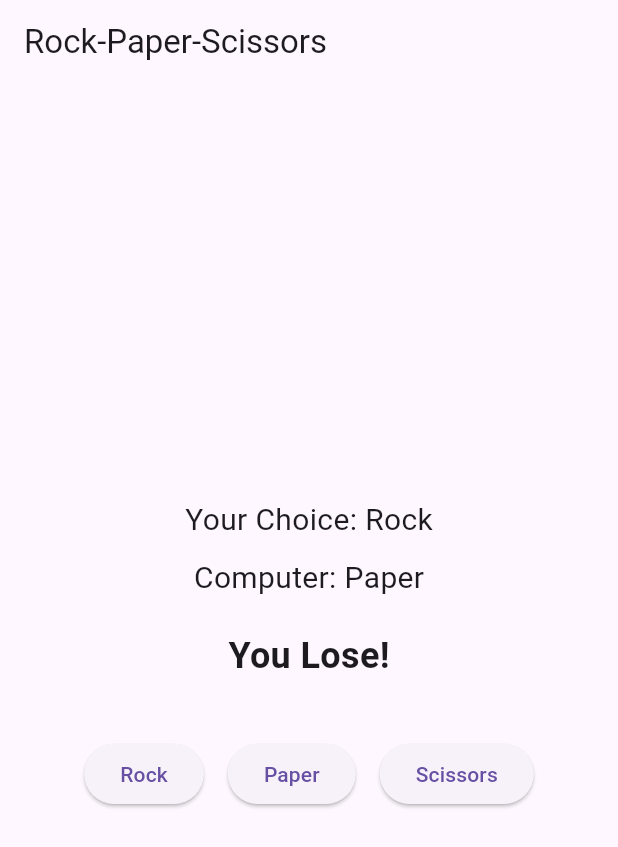
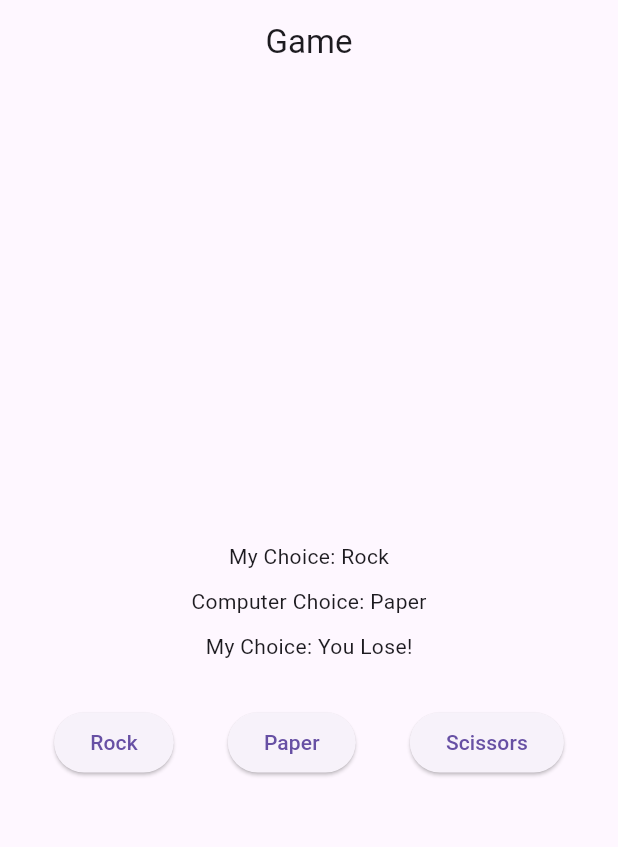
Before and after one commit to HasanJuned/testing2, a Flutter app: the screen it shows after launch, after a tap on "Rock", on a phone screen of 412 x 824 dp. Shown: the top 847 px of the screen. Run offline on Flutter 3.47's test engine with Material 3 defaults, Android fonts, the phone set to English and light mode, and no system bars; our stand-ins replace get.

Commit message:
rock-paper-scissor

```diff
--- /dev/null
+++ b/lib/game_controller.dart
@@ -0,0 +1,26 @@
+import 'dart:math';
+
+import 'package:get/get.dart';
+
+class GameController extends GetxController {
+  var choices = ['Rock', 'Paper', 'Scissors'];
+  var userChoice = ''.obs;
+  var computerChoice = ''.obs;
+  var result = ''.obs;
+
+  void playGame(String choice) {
+    userChoice.value = choice;
+    computerChoice.value = choices[Random().nextInt(3)];
+
+    if (userChoice.value == computerChoice.value) {
+      result.value = 'Draw';
+    } else if ((userChoice.value == "Rock" &&
+            computerChoice.value == "Scissors") ||
+        (userChoice.value == "Paper" && computerChoice.value == "Rock") ||
+        (userChoice.value == "Scissors" && computerChoice.value == "Paper")) {
+      result.value = "You Win!";
+    } else {
+      result.value = 'You Lose!';
+    }
+  }
+}
--- a/lib/main.dart
+++ b/lib/main.dart
@@ -1,9 +1,10 @@
-import 'dart:math';
+import 'package:flutter/cupertino.dart';
 import 'package:flutter/material.dart';
 import 'package:get/get.dart';
+import 'package:testing2/game_controller.dart';
 
 void main() {
-  runApp(const MyApp());
+  runApp(MyApp());
 }
 
 class MyApp extends StatelessWidget {
@@ -11,73 +12,69 @@ class MyApp extends StatelessWidget {
 
   @override
   Widget build(BuildContext context) {
-    return GetMaterialApp(
+    return MaterialApp(
       debugShowCheckedModeBanner: false,
-      home: RockPaperScissorsGame(),
+      home: HomeScreen(),
     );
   }
 }
 
-class GameController extends GetxController {
-  var choices = ["Rock", "Paper", "Scissors"];
-  var userChoice = "".obs;
-  var computerChoice = "".obs;
-  var result = "".obs;
+class HomeScreen extends StatefulWidget {
+  const HomeScreen({super.key});
 
-  void playGame(String choice) {
-    userChoice.value = choice;
-    computerChoice.value = choices[Random().nextInt(3)];
-
-    if (userChoice.value == computerChoice.value) {
-      result.value = "It's a Draw!";
-    } else if (
-    (userChoice.value == "Rock" && computerChoice.value == "Scissors") ||
-        (userChoice.value == "Paper" && computerChoice.value == "Rock") ||
-        (userChoice.value == "Scissors" && computerChoice.value == "Paper")) {
-      result.value = "You Win!";
-    } else {
-      result.value = "You Lose!";
-    }
-  }
+  @override
+  State<HomeScreen> createState() => _HomeScreenState();
 }
 
-class RockPaperScissorsGame extends StatelessWidget {
-  final GameController controller = Get.put(GameController());
-
-  RockPaperScissorsGame({super.key});
+class _HomeScreenState extends State<HomeScreen> {
+  final GameController _gameController = Get.put(GameController());
 
   @override
   Widget build(BuildContext context) {
     return Scaffold(
-      appBar: AppBar(title: const Text("Rock-Paper-Scissors")),
-      body: Center(
-        child: Column(
+      appBar: AppBar(
+        title: Text('Game'),
+        centerTitle: true,
+      ),
+      body: Column(
         mainAxisAlignment: MainAxisAlignment.center,
         children: [
-            Obx(() => Text("Your Choice: ${controller.userChoice.value}",
-                style: TextStyle(fontSize: 20))),
-            const SizedBox(height: 10),
-            Obx(() => Text("Computer: ${controller.computerChoice.value}",
-                style: TextStyle(fontSize: 20))),
-            const SizedBox(height: 20),
-            Obx(() => Text(controller.result.value,
-                style: TextStyle(fontSize: 24, fontWeight: FontWeight.bold))),
-            const SizedBox(height: 30),
+          Obx(
+            () {
+              return Text('My Choice: ${_gameController.userChoice.value}');
+            },
+          ),
+          SizedBox(
+            height: 10,
+          ),
+          Obx(
+            () {
+              return Text(
+                  'Computer Choice: ${_gameController.computerChoice.value}');
+            },
+          ),
+          SizedBox(
+            height: 10,
+          ),
+          Obx(
+            () {
+              return Text('My Choice: ${_gameController.result.value}');
+            },
+          ),
+          SizedBox(
+            height: 30,
+          ),
           Row(
-              mainAxisAlignment: MainAxisAlignment.center,
-              children: controller.choices
-                  .map((choice) => Padding(
-                padding: const EdgeInsets.all(8.0),
-                child: ElevatedButton(
-                  onPressed: () => controller.playGame(choice),
+            mainAxisAlignment: MainAxisAlignment.spaceEvenly,
+            children: _gameController.choices
+                .map((choice) => ElevatedButton(
+                      onPressed: () => _gameController.playGame(choice),
                       child: Text(choice),
-                ),
                     ))
                 .toList(),
           ),
         ],
       ),
-      ),
     );
   }
 }
```
Lines whose indentation alone changed are shown as unchanged.
